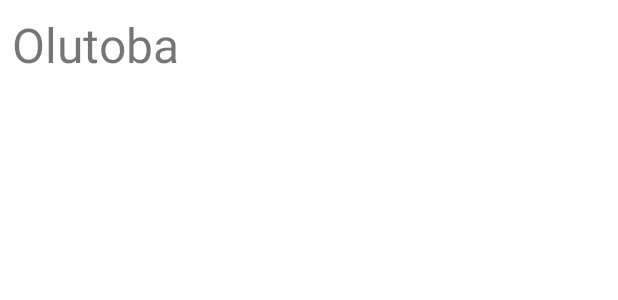
After one commit to Olutobz/SimpleRecyclerView, an Android app: the layout movie_item.xml on its own in the app's theme, with its tools: preview values and no code run, on a phone screen of 412 x 824 dp. The commit adds this screen. Shown: the top 300 px of the screen. Run offline under Robolectric (Android 15) with nearby library versions, the phone set to English and light mode, and no system bars.

Commit message:
create itemView and its recyclerView container

```diff
--- /dev/null
+++ b/app/src/main/res/layout/movie_item.xml
@@ -0,0 +1,15 @@
+<?xml version="1.0" encoding="utf-8"?>
+<FrameLayout xmlns:android="http://schemas.android.com/apk/res/android"
+    xmlns:tools="http://schemas.android.com/tools"
+    android:layout_width="match_parent"
+    android:layout_height="wrap_content">
+
+    <TextView
+        android:id="@+id/movie_text"
+        android:layout_width="wrap_content"
+        android:layout_height="wrap_content"
+        android:layout_margin="8dp"
+        android:textSize="32sp"
+        tools:text="Olutoba"/>
+
+</FrameLayout>
```
Also changed, not shown: app/src/main/res/layout/activity_main.xml (+6 -4 lines).
